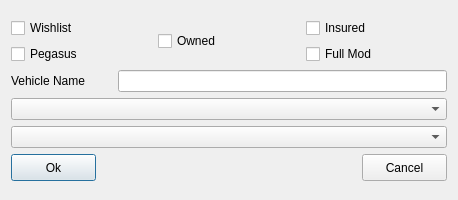
Before: the Qt Designer form UI Files/vehicle_edit.ui in unwisegeek/GTAGarageTracker, drawn with Qt 5.
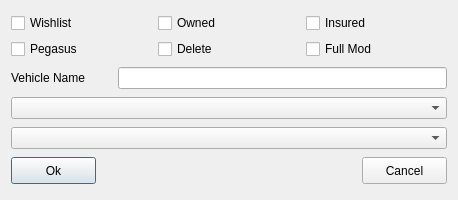
After: the same form once the commit is applied. Icons and pictures are not drawn.

Commit message: * Added Delete Checkbox, Confirmation, and Database Edits

The edit to the form file:
```diff
--- a/UI Files/vehicle_edit.ui
+++ b/UI Files/vehicle_edit.ui
@@ -35,10 +35,10 @@
    <iconset>
     <normaloff>GarageTracker.svg</normaloff>GarageTracker.svg</iconset>
   </property>
+  <layout class="QHBoxLayout" name="horizontalLayout_4">
+   <item>
   <layout class="QVBoxLayout" name="verticalLayout_5">
    <item>
-    <layout class="QVBoxLayout" name="verticalLayout_4">
-     <item>
       <layout class="QHBoxLayout" name="horizontalLayout">
        <item>
         <layout class="QVBoxLayout" name="verticalLayout">
@@ -59,11 +59,22 @@
         </layout>
        </item>
        <item>
+        <layout class="QVBoxLayout" name="verticalLayout_4">
+         <item>
         <layout class="QVBoxLayout" name="verticalLayout_2">
          <item>
           <widget class="QCheckBox" name="checkOwned">
            <property name="text">
             <string>Owned</string>
+             </property>
+            </widget>
+           </item>
+          </layout>
+         </item>
+         <item>
+          <widget class="QCheckBox" name="checkDelete">
+           <property name="text">
+            <string>Delete</string>
            </property>
           </widget>
          </item>
```
Lines whose indentation alone changed are shown as unchanged. The commit also changes 3 other files.
